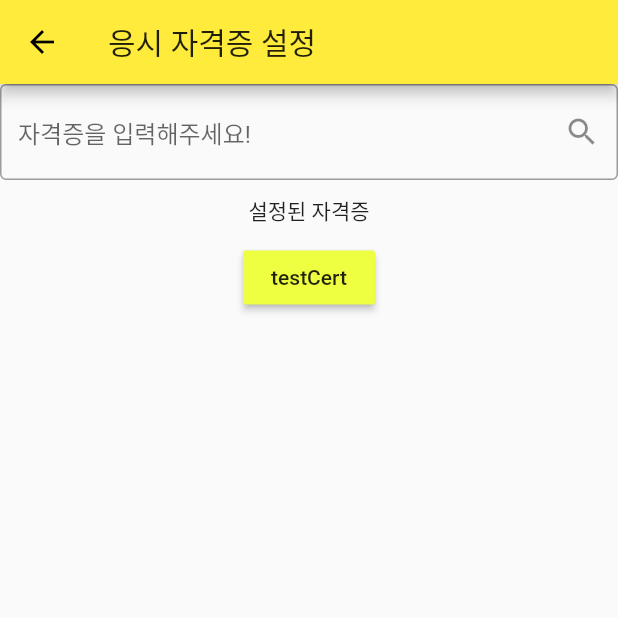
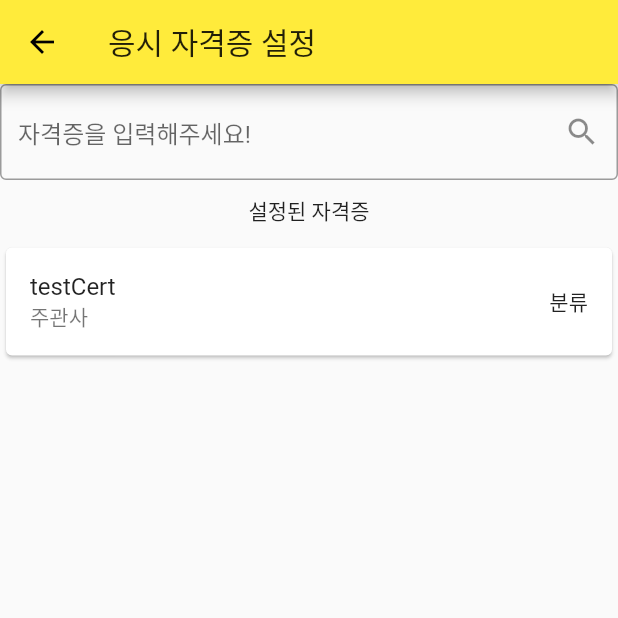
Before and after one commit to Tetragone/toys, a Flutter app: the TestSettingPage screen opened by its route, on a phone screen of 412 x 824 dp, the top half of it. Run offline on Flutter 3.47's test engine with Material 2 defaults, Android fonts, the light colour scheme and no system bars; our stand-ins replace carousel_slider, charts_flutter, cloud_firestore, firebase_core, firebase_messaging, firebase_storage and 3 more; missing offline and left inert: firebase_helpers; accounts and stored records are empty; network calls fail.

Commit message:
To do List 합친거입니다.

```diff
--- a/my_cert_helper/lib/main.dart
+++ b/my_cert_helper/lib/main.dart
@@ -1,6 +1,7 @@
 import 'package:flutter/material.dart';
 import 'package:mycerthelper/page_study_manage.dart';
 import 'package:intl/date_symbol_data_local.dart';
+import 'package:mycerthelper/page_to_do_list.dart';
 
 import 'page_test_setting.dart';
 import 'study_time_check_and_compare.dart';
@@ -25,6 +26,7 @@ const String TIME_SETTING_PAGE = '/time setting';
 const String TEST_SCORE_PREDICTION = '/score perdiction/each test';
 const String EACH_TEST_SETTING = '/test setting/each test setting';
 const String PUSH_NOTIFICATION_PAGE = '/push notification page';
+const String TO_DO_LIST_PAGE = '/to do list';
 
 class MyApp extends StatefulWidget {
   @override
@@ -51,6 +53,7 @@ class MyAppState extends State<MyApp> {
         TIME_SETTING_PAGE : (context) => RouteGetStudyTime(),
         EACH_TEST_SETTING : (context) => EachTestSetting(),
         PUSH_NOTIFICATION_PAGE : (context) => PushNotificationService(),
+        TO_DO_LIST_PAGE : (context) => ToDoListPage(),
       },
     );
     return mApp;
--- a/my_cert_helper/lib/page_test_setting.dart
+++ b/my_cert_helper/lib/page_test_setting.dart
@@ -1,4 +1,3 @@
-
 import 'package:flutter/material.dart';
 import 'package:cloud_firestore/cloud_firestore.dart';
 import 'package:mycerthelper/dialog_search_cert.dart';
@@ -137,7 +136,6 @@ class StateSelectedBox extends State<SelectedBox> {
   List<CertObjective> objList;
   List<Widget> buttonList;
   Iterator<CertObjective> iter;
-  Column col;
 
   @override
   Widget build(BuildContext context) {
@@ -146,9 +144,10 @@ class StateSelectedBox extends State<SelectedBox> {
     iter = objList.iterator;
     while(iter.moveNext() == true) {
       buttonList.add(
-          ButtonBox(iter.current, context)
+        Card(child: myListTile(iter.current, context),)
       );
     }
+
     return Column(children: buttonList);
   }
 }
@@ -168,7 +167,25 @@ class ButtonBox extends RaisedButton {
           },
         );
       });
+  }
 
+class myListTile extends ListTile {
+  final CertObjective cert;
 
-
-  }
+  myListTile(CertObjective arg, BuildContext context)
+      : cert = arg,
+        super(
+          title: Text('${arg.CertName}'),
+          trailing:Text('분류'),
+          subtitle: Text('주관사'),
+//        leading: Icon(Icons.title), 여기는 각자 logo를 넣으면 어떨까요?
+          onTap: () {
+            Navigator.of(context).pushNamed(
+              EACH_TEST_SETTING,
+              arguments: <String, CertObjective>{
+                'obj': arg
+              },
+            );
+          }
+      );
+}
--- a/my_cert_helper/lib/study_time_check_and_compare.dart
+++ b/my_cert_helper/lib/study_time_check_and_compare.dart
@@ -26,7 +26,7 @@ class StateStudyTimeCheckAndCompare extends State<StudyTimeCheckAndCompare> {
   Widget build(BuildContext context) {
     // TODO: implement build
     return Scaffold(
-        appBar: AppBar(title: Text('공부 시간 확인 및 비교'),),
+        appBar: AppBar(title: Text('대시보드 설정'),),
         body: Column(
             children: <Widget>[
               Expanded(
```
Also changed, not shown: my_cert_helper/lib/page_study_menu_bar.dart (+7 -2 lines), my_cert_helper/lib/page_to_do_list.dart (added, +82 -0 lines), my_cert_helper/lib/test_score_prediction.dart (+6 -1 lines).
